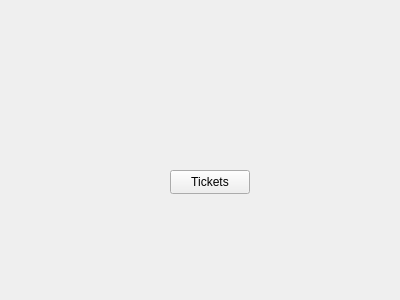
This is lab1/tickets.ui in m-Jakub/Car-Workshop-with-Qt as Qt 5 draws it before an edit. The edited form follows.
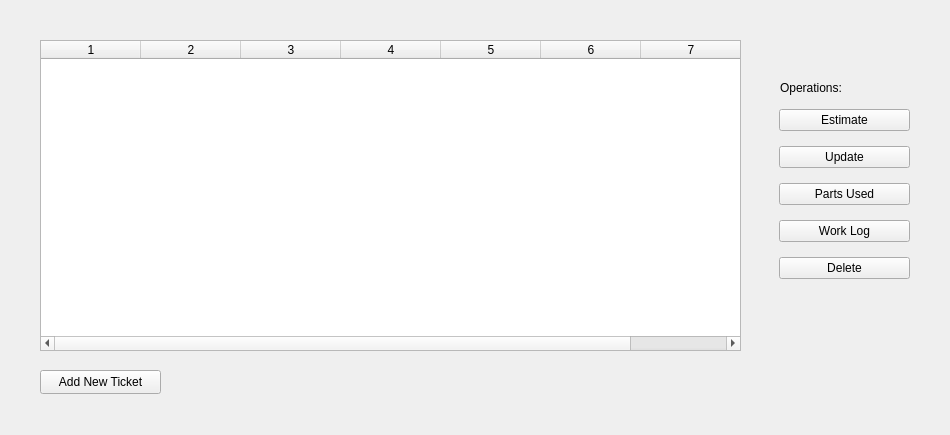
This is the edited form.

Commit message: Commit to be repaired (adding ticket)

Diff of the .ui file:
```diff
--- a/lab1/tickets.ui
+++ b/lab1/tickets.ui
@@ -6,26 +6,109 @@
    <rect>
     <x>0</x>
     <y>0</y>
-    <width>400</width>
-    <height>300</height>
+    <width>950</width>
+    <height>435</height>
    </rect>
   </property>
   <property name="windowTitle">
    <string>Form</string>
   </property>
-  <widget class="QPushButton" name="pushButton">
+  <widget class="QWidget" name="verticalLayoutWidget">
    <property name="geometry">
     <rect>
-     <x>170</x>
-     <y>170</y>
-     <width>80</width>
+     <x>779</x>
+     <y>100</y>
+     <width>131</width>
+     <height>191</height>
+    </rect>
+   </property>
+   <layout class="QVBoxLayout" name="verticalLayout">
+    <item>
+     <widget class="QPushButton" name="showTicketsButton">
+      <property name="text">
+       <string>Estimate</string>
+      </property>
+     </widget>
+    </item>
+    <item>
+     <widget class="QPushButton" name="updateButton">
+      <property name="text">
+       <string>Update</string>
+      </property>
+     </widget>
+    </item>
+    <item>
+     <widget class="QPushButton" name="partsButton">
+      <property name="text">
+       <string>Parts Used</string>
+      </property>
+     </widget>
+    </item>
+    <item>
+     <widget class="QPushButton" name="workButton">
+      <property name="text">
+       <string>Work Log</string>
+      </property>
+     </widget>
+    </item>
+    <item>
+     <widget class="QPushButton" name="deleteButton">
+      <property name="text">
+       <string>Delete</string>
+      </property>
+     </widget>
+    </item>
+   </layout>
+  </widget>
+  <widget class="QPushButton" name="addButton">
+   <property name="geometry">
+    <rect>
+     <x>40</x>
+     <y>370</y>
+     <width>121</width>
      <height>24</height>
     </rect>
    </property>
    <property name="text">
-    <string>Tickets</string>
+    <string>Add New Ticket</string>
    </property>
   </widget>
+  <widget class="QLabel" name="label">
+   <property name="geometry">
+    <rect>
+     <x>780</x>
+     <y>80</y>
+     <width>81</width>
+     <height>16</height>
+    </rect>
+   </property>
+   <property name="text">
+    <string>Operations:</string>
+   </property>
+  </widget>
+  <widget class="QTableWidget" name="tableWidget">
+   <property name="geometry">
+    <rect>
+     <x>40</x>
+     <y>40</y>
+     <width>701</width>
+     <height>311</height>
+    </rect>
+   </property>
+   <property name="rowCount">
+    <number>0</number>
+   </property>
+   <property name="columnCount">
+    <number>7</number>
+   </property>
+   <column/>
+   <column/>
+   <column/>
+   <column/>
+   <column/>
+   <column/>
+   <column/>
+  </widget>
  </widget>
  <resources/>
  <connections/>
```
The commit also changes 11 other files.
